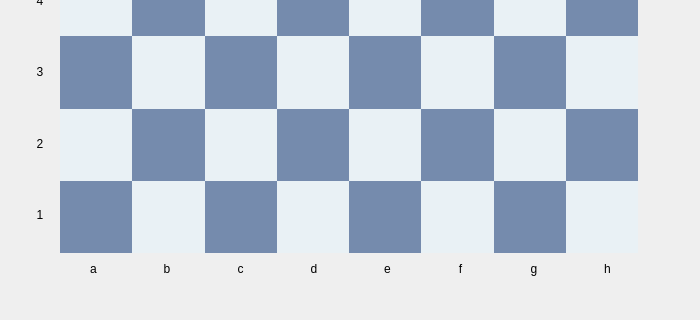
First picture: the form in src/gui/mainwindow.ui, repository ztaous/ChessQt, before the edit; both pictures show x 0 to 700 and y 390 to 710 of the 700 by 710 pixel window.
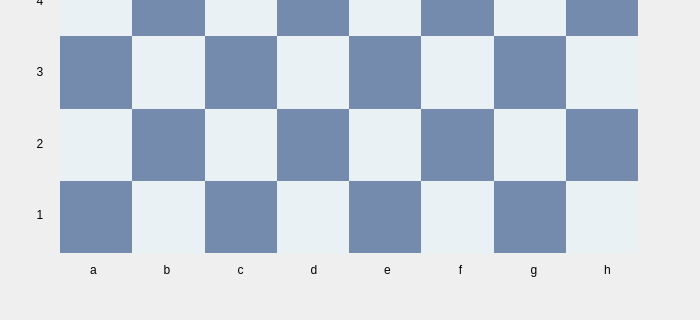
Second picture: the form after the edit.

Commit message: project rename

Patch:
```diff
--- a/src/gui/mainwindow.ui
+++ b/src/gui/mainwindow.ui
@@ -2923,7 +2923,7 @@
       <x>60</x>
       <y>630</y>
       <width>581</width>
-      <height>20</height>
+      <height>21</height>
      </rect>
     </property>
     <layout class="QGridLayout" name="horizontalCoordinates">
```
Left out of the diff: 42 changed lines with no effect on the pictures. The commit also changes 1 other file.
